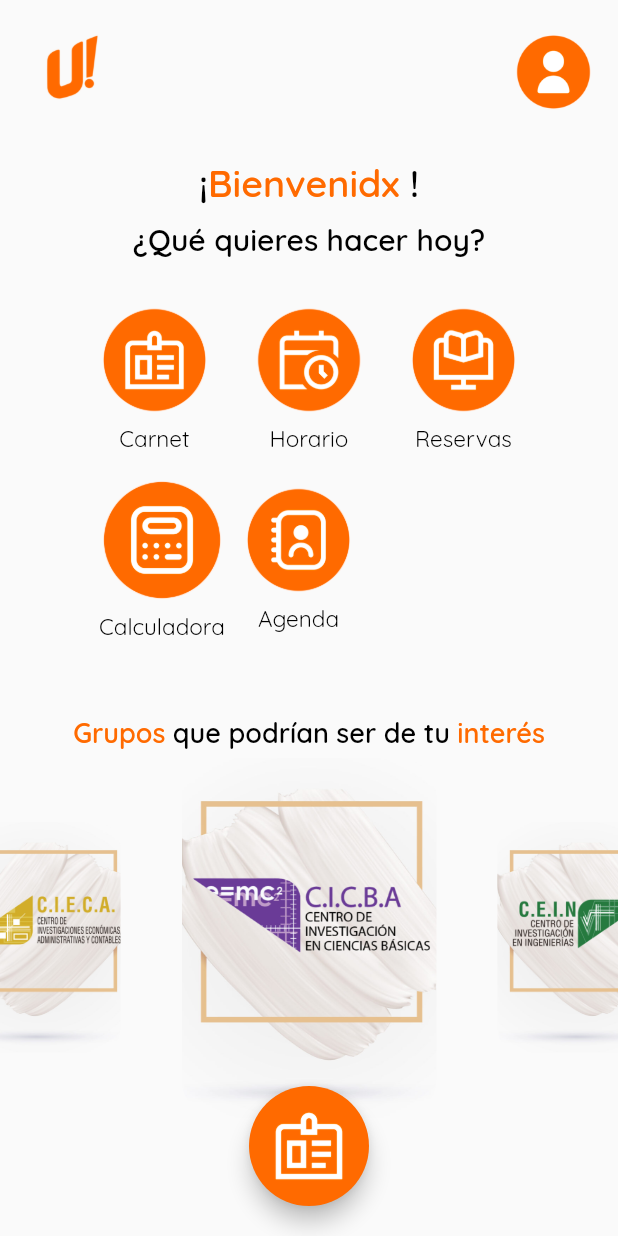
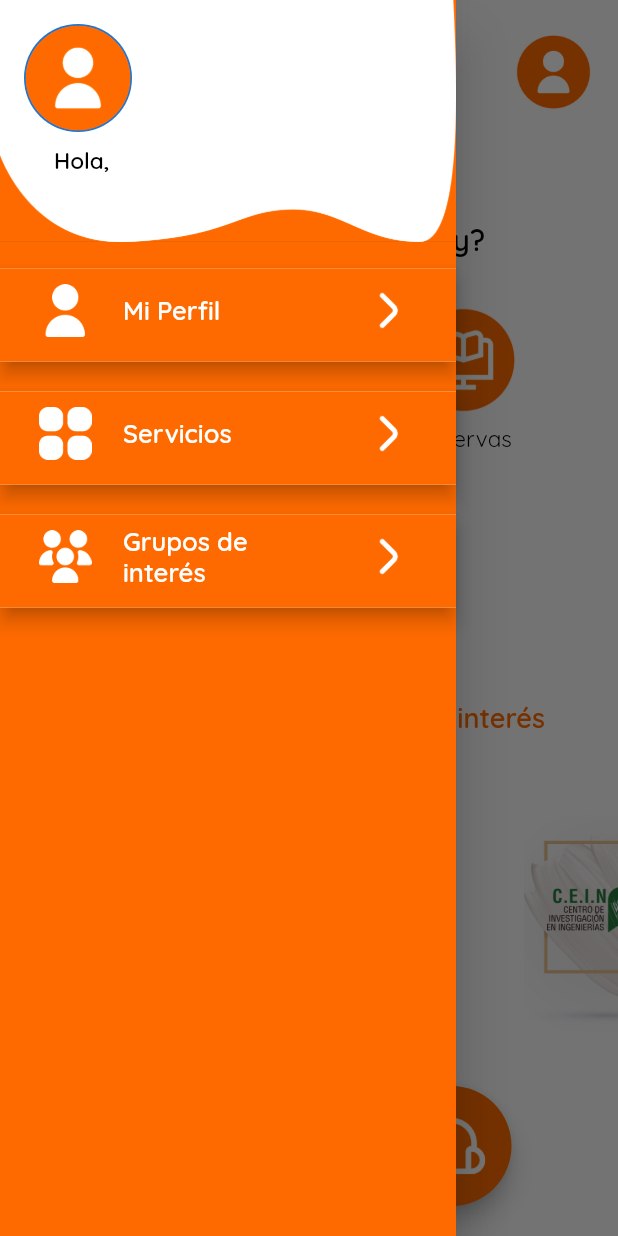
Before and after one commit to CamiloMarin/Proyecto_Aplicado_Uppah, a Flutter app: the screen it shows once a user with an empty profile is signed in, with the side drawer open (before the commit the screen has no drawer), on a phone screen of 412 x 824 dp. Run offline on Flutter 3.47's test engine with Material 2 defaults, Android fonts, the phone set to English and light mode, and no system bars; drawn by our look-alikes of scroll_snap_list; our stand-ins replace cloud_firestore, firebase_auth, firebase_core, firebase_storage, font_awesome_flutter, google_fonts and 2 more; accounts and stored records are empty.

Commit message:
Inicio del Menú Lateral

```diff
--- a/uppah_0_0_0/lib/main.dart
+++ b/uppah_0_0_0/lib/main.dart
@@ -1,5 +1,6 @@
 import 'package:firebase_core/firebase_core.dart';
 import 'package:flutter/material.dart';
+import 'package:uppah_0_0_0/pages/NavBar.dart';
 import 'package:uppah_0_0_0/pages/home_page.dart';
 import 'package:uppah_0_0_0/pages/login_page.dart';
 
--- /dev/null
+++ b/uppah_0_0_0/lib/pages/NavBar.dart
@@ -0,0 +1,163 @@
+import 'package:cloud_firestore/cloud_firestore.dart';
+import 'package:firebase_auth/firebase_auth.dart';
+import 'package:flutter/material.dart';
+import 'package:google_fonts/google_fonts.dart';
+
+String? myFirstName;
+String? myLastName;
+
+class NavBar extends StatelessWidget {
+  const NavBar({super.key});
+
+  @override
+  Widget build(BuildContext context) {
+    _fetch();
+    return Drawer(
+      backgroundColor: Color.fromARGB(255, 255, 106, 0),
+      child: ListView(
+        padding: EdgeInsets.zero,
+        children: [
+          UserAccountsDrawerHeader(
+              accountName: Padding(
+                padding: const EdgeInsets.only(left: 20),
+                child: Text(
+                  'Hola,',
+                  style: GoogleFonts.quicksand(
+                    color: Colors.black,
+                    fontWeight: FontWeight.w600,
+                    fontSize: 15.0,
+                  ),
+                ),
+              ),
+              accountEmail: Padding(
+                padding: const EdgeInsets.only(left: 20),
+                child: FutureBuilder(
+                  future: _fetch(),
+                  builder: (context, snapshot) {
+                    if (snapshot.connectionState != ConnectionState.done)
+                      return Text('');
+                    return Text(
+                      '$myFirstName ' + '$myLastName',
+                      style: GoogleFonts.quicksand(
+                        color: Color.fromARGB(255, 255, 106, 0),
+                        fontWeight: FontWeight.w600,
+                        fontSize: 20.0,
+                      ),
+                    );
+                  },
+                ),
+              ),
+              currentAccountPicture: CircleAvatar(
+                child: ClipOval(
+                  child: Image.asset('assets/BotonPerfil.png'),
+                ),
+              ),
+              decoration: const BoxDecoration(
+                color: Color.fromARGB(255, 255, 106, 0),
+                image: DecorationImage(
+                  image: AssetImage('assets/HeaderNavBar.png'),
+                  fit: BoxFit.cover,
+                ),
+              )),
+          Padding(
+            padding: const EdgeInsets.only(top: 10, bottom: 10),
+            child: Material(
+              elevation: 5,
+              child: Container(
+                color: Color.fromARGB(255, 255, 106, 0),
+                height: 62,
+                child: Padding(
+                  padding: const EdgeInsets.symmetric(horizontal: 10),
+                  child: ListTile(
+                    leading: SizedBox(
+                        height: 35,
+                        child: Image.asset('assets/navbar_icons/user.png')),
+                    title: Text('Mi Perfil',
+                        style: GoogleFonts.quicksand(
+                          color: Colors.white,
+                          fontWeight: FontWeight.w600,
+                          fontSize: 17.0,
+                        )),
+                    trailing: SizedBox(
+                        height: 40,
+                        child: Image.asset(
+                            'assets/navbar_icons/angle-small-right.png')),
+                  ),
+                ),
+              ),
+            ),
+          ),
+          Padding(
+            padding: const EdgeInsets.only(top: 10, bottom: 10),
+            child: Material(
+              elevation: 5,
+              child: Container(
+                color: Color.fromARGB(255, 255, 106, 0),
+                height: 62,
+                child: Padding(
+                  padding: const EdgeInsets.symmetric(horizontal: 10),
+                  child: ListTile(
+                    leading: SizedBox(
+                        height: 35,
+                        child: Image.asset('assets/navbar_icons/apps.png')),
+                    title: Text('Servicios',
+                        style: GoogleFonts.quicksand(
+                          color: Colors.white,
+                          fontWeight: FontWeight.w600,
+                          fontSize: 17.0,
+                        )),
+                    trailing: SizedBox(
+                        height: 40,
+                        child: Image.asset(
+                            'assets/navbar_icons/angle-small-right.png')),
+                  ),
+                ),
+              ),
+            ),
+          ),
+          Padding(
+            padding: const EdgeInsets.only(top: 10, bottom: 10),
+            child: Material(
+              elevation: 5,
+              child: Container(
+                color: Color.fromARGB(255, 255, 106, 0),
+                height: 62,
+                child: Padding(
+                  padding: const EdgeInsets.symmetric(horizontal: 10),
+                  child: ListTile(
+                    leading: SizedBox(
+                        height: 35,
+                        child:
+                            Image.asset('assets/navbar_icons/users-alt.png')),
+                    title: Text('Grupos de interés',
+                        style: GoogleFonts.quicksand(
+                          color: Colors.white,
+                          fontWeight: FontWeight.w600,
+                          fontSize: 17.0,
+                        )),
+                    trailing: SizedBox(
+                        height: 40,
+                        child: Image.asset(
+                            'assets/navbar_icons/angle-small-right.png')),
+                  ),
+                ),
+              ),
+            ),
+          )
+        ],
+      ),
+    );
+  }
+}
+
+_fetch() async {
+  final firebaseUser = FirebaseAuth.instance.currentUser!;
+  await FirebaseFirestore.instance
+      .collection('users')
+      .doc(firebaseUser.uid)
+      .get()
+      .then((docSnapshot) {
+    myFirstName = docSnapshot.data()!['Nombres'];
+    myLastName = docSnapshot.data()!['Apellidos'];
+  });
+}
--- a/uppah_0_0_0/lib/pages/digital_card_page.dart
+++ b/uppah_0_0_0/lib/pages/digital_card_page.dart
@@ -24,23 +24,33 @@ class _DigitalCardState extends State<DigitalCard> {
   @override
   Widget build(BuildContext context) {
     return Scaffold(
-      backgroundColor: Color.fromARGB(255, 255, 255, 255),
-      appBar: AppBar(
-        toolbarHeight: 50, // tamaño del appbar
-        elevation: 0,
-        backgroundColor: Color.fromARGB(255, 255, 255, 255),
-        leading: (IconButton(
+      body: Center(
+        child: Column(
+          //mainAxisAlignment: MainAxisAlignment.center,
+          children: [
+            Padding(
+              padding:
+                  const EdgeInsets.only(left: 10.0, top: 50.0, right: 10.0),
+              child: Row(
+                mainAxisAlignment: MainAxisAlignment.spaceBetween,
+                children: [
+                  IconButton(
                     onPressed: () {
                       Navigator.of(context).pop();
                     },
                     icon: Image.asset('assets/BackArrow.png'),
-          iconSize: 60.0,
-        )),
+                    iconSize: 50.0,
                   ),
-      body: Center(
-        child: Column(
-          mainAxisAlignment: MainAxisAlignment.center,
-          children: [
+                  IconButton(
+                    onPressed: () {
+                      //Navigator.of(context).pop();
+                    },
+                    icon: Image.asset('assets/EditUserBlanco.png'),
+                    iconSize: 50.0,
+                  ),
+                ],
+              ),
+            ),
             Padding(
               padding: const EdgeInsets.only(top: 0.0, bottom: 00.0),
               child: Column(
@@ -88,20 +98,29 @@ class _DigitalCardState extends State<DigitalCard> {
             ),
             SizedBox(height: 0),
             Padding(
-              padding: const EdgeInsets.only(top: 20.0, bottom: 10.0),
+              padding: const EdgeInsets.only(top: 50.0, bottom: 10.0),
               child: Column(
                 children: [
                   Row(
                     mainAxisAlignment: MainAxisAlignment.center,
                     crossAxisAlignment: CrossAxisAlignment.center,
                     children: [
-                      IconButton(
+                      Container(
+                        decoration:
+                            BoxDecoration(shape: BoxShape.circle, boxShadow: [
+                          BoxShadow(
+                            color: Color.fromARGB(255, 226, 222, 222),
+                            blurRadius: 5.0,
+                          )
+                        ]),
+                        child: IconButton(
                           onPressed: () {
                             // Se activa el nfc
                           },
                           icon: Image.asset("assets/unlocked (1).png"),
-                        iconSize: 100.0,
+                          iconSize: 150.0,
                           splashRadius: 70,
+                        ),
                       ),
                     ],
                   )
--- a/uppah_0_0_0/lib/pages/home_page.dart
+++ b/uppah_0_0_0/lib/pages/home_page.dart
@@ -2,7 +2,7 @@ import 'package:cloud_firestore/cloud_firestore.dart';
 import 'package:firebase_auth/firebase_auth.dart';
 import 'package:flutter/material.dart';
 import 'package:google_fonts/google_fonts.dart';
-import 'package:google_nav_bar/google_nav_bar.dart';
+import 'package:uppah_0_0_0/pages/NavBar.dart';
 import 'package:scroll_snap_list/scroll_snap_list.dart';
 import 'package:uppah_0_0_0/pages/gym_page.dart';
 import 'package:uppah_0_0_0/pages/digital_card_page.dart';
@@ -17,6 +17,7 @@ class HomePage extends StatefulWidget {
 }
 
 class _HomePageState extends State<HomePage> {
+  GlobalKey<ScaffoldState> _keyCoso = GlobalKey();
   final user = FirebaseAuth.instance.currentUser!;
 
   String myFirstName = '';
@@ -52,6 +53,8 @@ class _HomePageState extends State<HomePage> {
   @override
   Widget build(BuildContext context) {
     return Scaffold(
+      key: _keyCoso,
+      drawer: const NavBar(),
       body: SafeArea(
         child: SingleChildScrollView(
           child: Column(
@@ -213,7 +216,7 @@ class _HomePageState extends State<HomePage> {
                             IconButton(
                               onPressed: null,
                               icon: Image.asset("assets/BotonCalculadora.png"),
-                              iconSize: 80.0,
+                              iconSize: 70.0,
                             ),
                             Text('Calculadora',
                                 style: GoogleFonts.quicksand(
@@ -280,7 +283,7 @@ class _HomePageState extends State<HomePage> {
                   initialIndex: 1,
                   itemBuilder: _buildListItem,
                   itemCount: investGroupsList.length,
-                  itemSize: 180,
+                  itemSize: 200,
                   onItemFocus: (index) {},
                   dynamicItemSize: true,
                 ),
@@ -298,20 +301,66 @@ class _HomePageState extends State<HomePage> {
           ),
         ),
       ),
-      floatingActionButton: Padding(
-        padding: const EdgeInsets.all(20.0),
+      floatingActionButton: Wrap(
+        direction: Axis.horizontal,
+        children: <Widget>[
+          Container(
+            child: Padding(
+              padding: const EdgeInsets.only(bottom: 20),
               child: Container(
                 width: 80,
                 height: 80,
                 child: FittedBox(
                   child: FloatingActionButton(
+                    heroTag: null,
+                    backgroundColor: Color.fromARGB(255, 255, 106, 0),
+                    onPressed: () {
+                      _keyCoso.currentState?.openDrawer();
+                    },
+                    tooltip: 'a cagar',
+                    child: Image.asset('assets/BotonFlotanteMenu.png'),
+                  ),
+                ),
+              ),
+            ),
+          ),
+          Container(
+            child: Padding(
+              padding: const EdgeInsets.only(left: 20, right: 20, bottom: 20),
+              child: Container(
+                width: 80,
+                height: 80,
+                child: FittedBox(
+                  child: FloatingActionButton(
+                    heroTag: null,
                     backgroundColor: Color.fromARGB(255, 255, 106, 0),
                     onPressed: () => setState(() {}),
-              tooltip: 'Increment Counter',
+                    tooltip: 'a cagar2',
                     child: Image.asset('assets/BotonCarnet.png'),
                   ),
                 ),
               ),
+            ),
+          ),
+          Container(
+            child: Padding(
+              padding: const EdgeInsets.only(right: 10, bottom: 20),
+              child: Container(
+                width: 80,
+                height: 80,
+                child: FittedBox(
+                  child: FloatingActionButton(
+                    heroTag: null,
+                    backgroundColor: Color.fromARGB(255, 255, 106, 0),
+                    onPressed: () => setState(() {}),
+                    tooltip: 'a cagar3',
+                    child: Image.asset('assets/BotonFlotanteSoporte.png'),
+                  ),
+                ),
+              ),
+            ),
+          )
+        ],
       ),
       floatingActionButtonLocation: FloatingActionButtonLocation.centerDocked,
     );
@@ -330,7 +379,7 @@ class _HomePageState extends State<HomePage> {
         border: Border.all(color: Colors.transparent, width: 1),
         borderRadius: BorderRadius.all(Radius.circular(25)),
       ),
-      width: 180,
+      width: 200,
       height: 300,
       child: Center(
         child: Card(
@@ -343,7 +392,7 @@ class _HomePageState extends State<HomePage> {
                 Image.asset(
                   investGroups.imagePath,
                   fit: BoxFit.cover,
-                  width: 180,
+                  width: 200,
                   height: 240,
                 ),
               ],
--- a/uppah_0_0_0/pubspec.yaml
+++ b/uppah_0_0_0/pubspec.yaml
@@ -71,6 +71,7 @@ flutter:
   # To add assets to your application, add an assets section, like this:
   assets:
      - assets/
+     - assets/navbar_icons/
   # An image asset can refer to one or more resolution-specific "variants", see
   # https://flutter.dev/assets-and-images/#resolution-aware
   # For details regarding adding assets from package dependencies, see
```
Also changed, not shown: uppah_0_0_0/assets/BotonFlotanteMenu.png (added), uppah_0_0_0/assets/BotonFlotanteSoporte.png (added), uppah_0_0_0/assets/HeaderNavBar.png (added), uppah_0_0_0/assets/navbar_icons/angle-small-right.png (added), uppah_0_0_0/assets/navbar_icons/apps.png (added), uppah_0_0_0/assets/navbar_icons/headset.png (added), uppah_0_0_0/assets/navbar_icons/info.png (added), uppah_0_0_0/assets/navbar_icons/settings.png (added), uppah_0_0_0/assets/navbar_icons/sign-out-alt.png (added), uppah_0_0_0/assets/navbar_icons/user.png (added), uppah_0_0_0/assets/navbar_icons/users-alt.png (added). Lines whose indentation alone changed are shown as unchanged.
